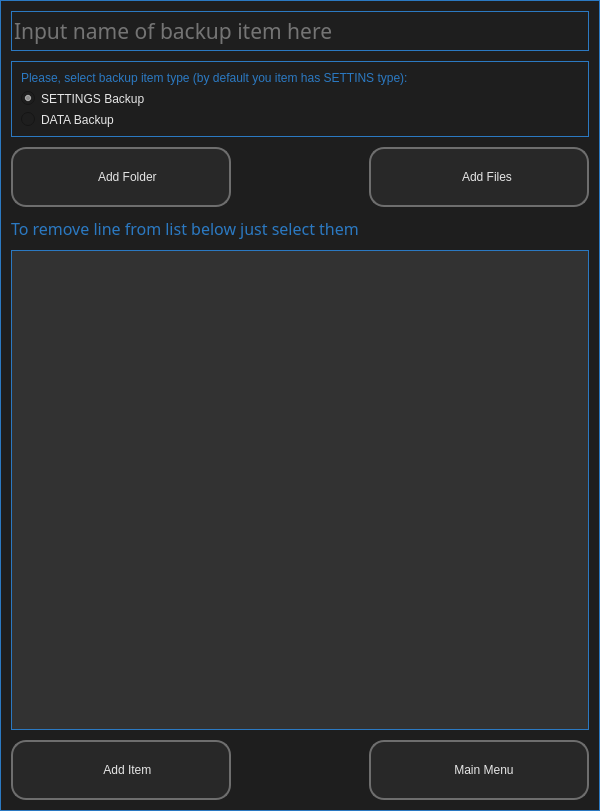
The window that ui/ui_07_settings.ui (il721/EasyBack) describes before a commit, drawn with Qt 5.
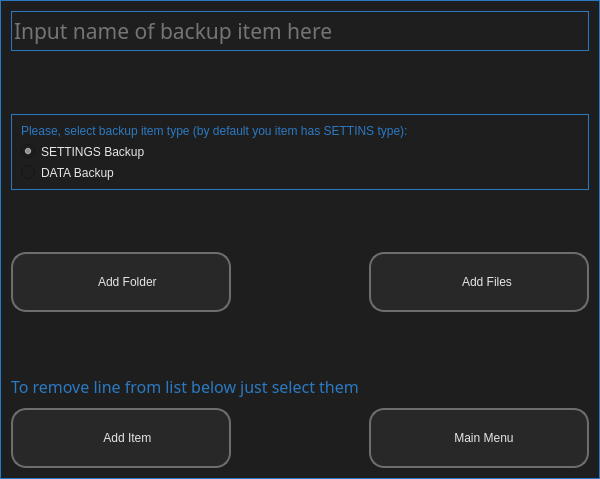
The same window after the commit. Icons and pictures are not drawn.

Commit message: Add "Settings" dialog

Patch:
```diff
--- a/ui/ui_07_settings.ui
+++ b/ui/ui_07_settings.ui
@@ -7,7 +7,7 @@
     <x>0</x>
     <y>0</y>
     <width>600</width>
-    <height>800</height>
+    <height>479</height>
    </rect>
   </property>
   <property name="maximumSize">
@@ -274,21 +274,6 @@
      </property>
     </widget>
    </item>
-   <item>
-    <widget class="QListWidget" name="list_files_and_folders">
-     <property name="minimumSize">
-      <size>
-       <width>0</width>
-       <height>480</height>
-      </size>
-     </property>
-     <property name="styleSheet">
-      <string notr="true">background-color: rgb(50, 50,50);
-color: rgb(230, 230, 230);
-font: 300 16pt &quot;Lexend Light&quot;;</string>
-     </property>
-    </widget>
-   </item>
    <item>
     <layout class="QHBoxLayout" name="horizontalLayout">
      <item>
```
The commit also changes 3 other files.
